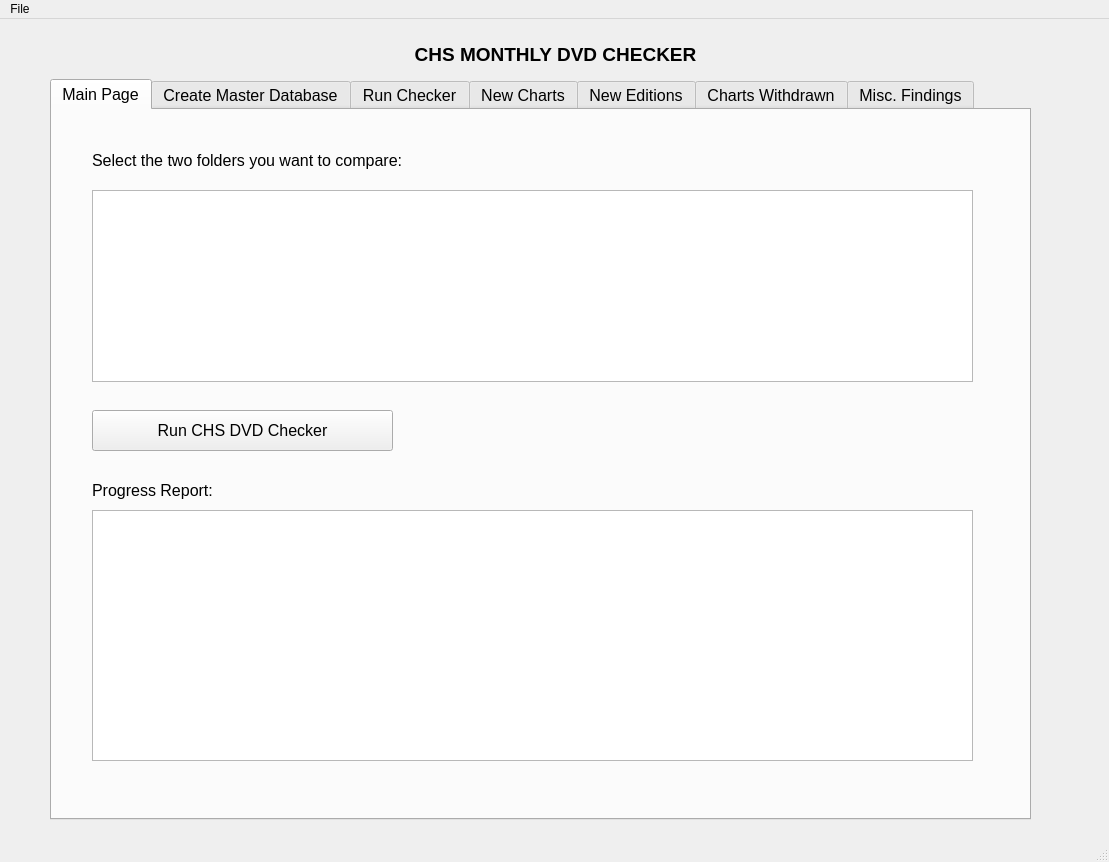
Old version of the form CHS_DVD_Checker.ui in the repository Mabus00/CHS-DVD-Reader.
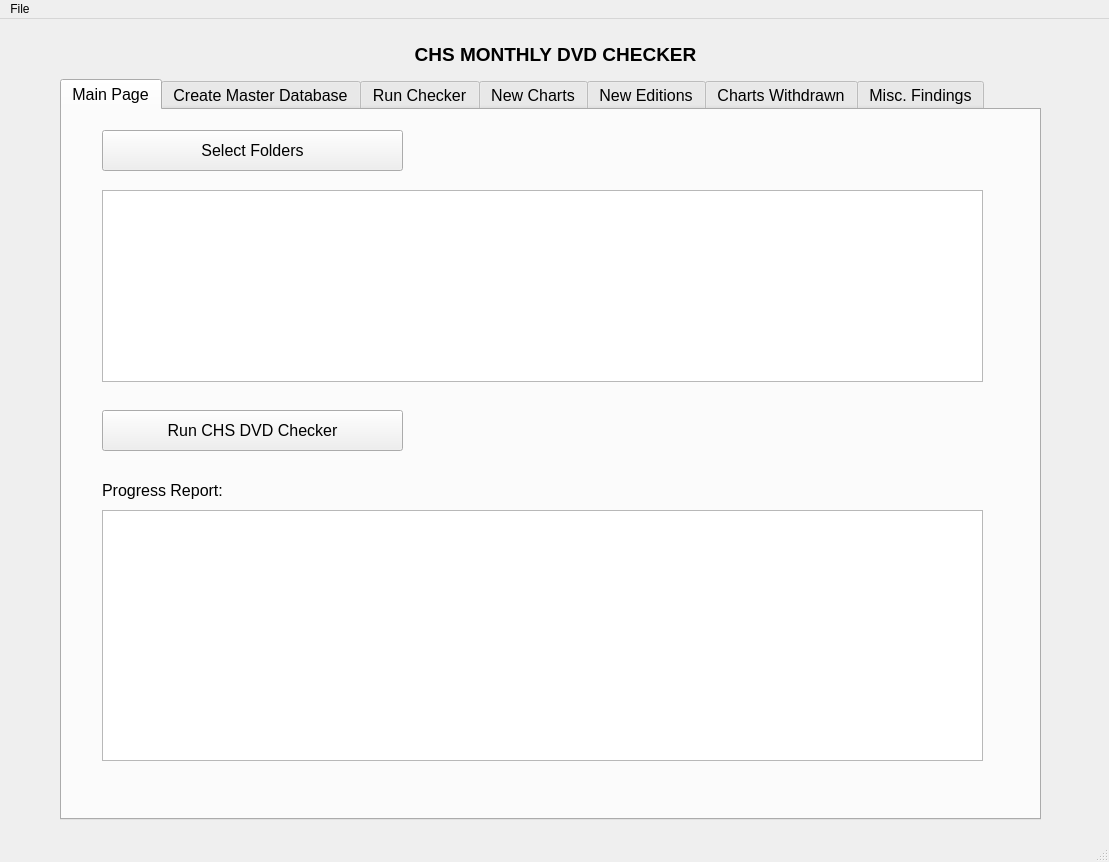
New version of the form.

Commit message: listWidget is listing selected files correctly

Patch:
```diff
--- a/CHS_DVD_Checker.ui
+++ b/CHS_DVD_Checker.ui
@@ -46,7 +46,7 @@
    <widget class="QTabWidget" name="mainWidget">
     <property name="geometry">
      <rect>
-      <x>50</x>
+      <x>60</x>
       <y>60</y>
       <width>981</width>
       <height>741</height>
@@ -119,20 +119,7 @@
        <string>Run CHS DVD Checker</string>
       </property>
      </widget>
-     <widget class="QLabel" name="newChartsLabel_5">
-      <property name="geometry">
-       <rect>
-        <x>40</x>
-        <y>20</y>
-        <width>391</width>
-        <height>61</height>
-       </rect>
-      </property>
-      <property name="text">
-       <string>Select the two folders you want to compare:</string>
-      </property>
-     </widget>
-     <widget class="QListWidget" name="listWidget">
+     <widget class="QListWidget" name="listWidgetTextBrowser">
       <property name="geometry">
        <rect>
         <x>40</x>
@@ -142,6 +129,19 @@
        </rect>
       </property>
      </widget>
+     <widget class="QPushButton" name="selectFoldersButton">
+      <property name="geometry">
+       <rect>
+        <x>40</x>
+        <y>20</y>
+        <width>301</width>
+        <height>41</height>
+       </rect>
+      </property>
+      <property name="text">
+       <string>Select Folders</string>
+      </property>
+     </widget>
     </widget>
     <widget class="QWidget" name="rebuild_database">
      <attribute name="title">
```
The commit also changes 8 other files.
